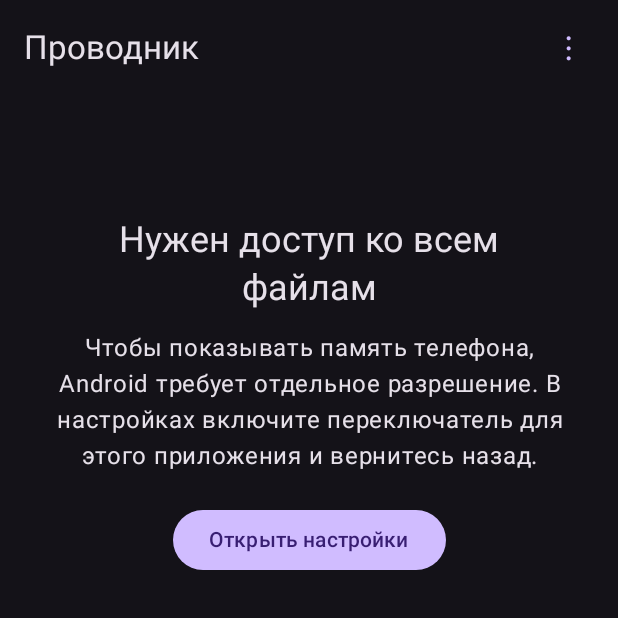
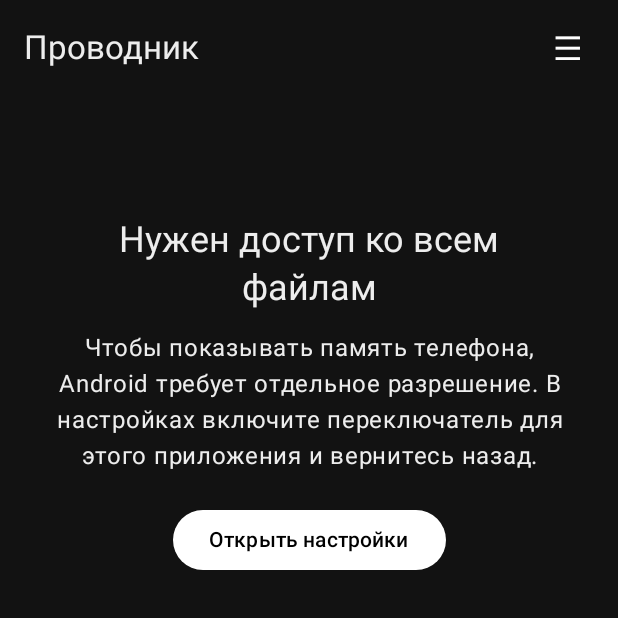
Before and after one commit to kakazalia44/vaultapp, an Android app built with Jetpack Compose: the screen it shows after launch (MainActivity), on a phone screen of 412 x 824 dp, the top half of it. Run offline under Robolectric (Android 15) with nearby library versions, the phone set to English and light mode, and no system bars; libraries missing offline, so code that uses them is left out: coil.decode; 2 statements that could not run were skipped.

Commit message:
Белый акцент вместо сиреневого, значок ☰ вместо ⋮ [skip ci]
Co-Authored-By: Claude Sonnet 5.5 <noreply@anthropic.com>
Claude-Session: https://claude.ai/code/session_01Qe9cRVeBx2DvswSYTLu6Px

```diff
--- a/app/src/main/java/com/example/vault/MainActivity.kt
+++ b/app/src/main/java/com/example/vault/MainActivity.kt
@@ -15,6 +15,40 @@ import androidx.compose.runtime.getValue
 import androidx.compose.runtime.mutableStateOf
 import androidx.compose.runtime.setValue
 import androidx.compose.ui.Modifier
+import androidx.compose.ui.graphics.Color
+
+// Тёмная тема с белым акцентом вместо стандартного сиреневого
+private val whiteDarkScheme = darkColorScheme(
+    primary = Color.White,
+    onPrimary = Color.Black,
+    primaryContainer = Color(0xFF3A3A3A),
+    onPrimaryContainer = Color.White,
+    inversePrimary = Color(0xFF424242),
+    secondary = Color(0xFFE0E0E0),
+    onSecondary = Color.Black,
+    secondaryContainer = Color(0xFF3A3A3A),
+    onSecondaryContainer = Color.White,
+    tertiary = Color(0xFFE0E0E0),
+    onTertiary = Color.Black,
+    tertiaryContainer = Color(0xFF3A3A3A),
+    onTertiaryContainer = Color.White,
+    background = Color(0xFF121212),
+    onBackground = Color(0xFFEDEDED),
+    surface = Color(0xFF121212),
+    onSurface = Color(0xFFEDEDED),
+    surfaceVariant = Color(0xFF2A2A2A),
+    onSurfaceVariant = Color(0xFFBDBDBD),
+    surfaceTint = Color.White,
+    outline = Color(0xFF8A8A8A),
+    outlineVariant = Color(0xFF444444),
+    surfaceDim = Color(0xFF121212),
+    surfaceBright = Color(0xFF3A3A3A),
+    surfaceContainerLowest = Color(0xFF0E0E0E),
+    surfaceContainerLow = Color(0xFF1A1A1A),
+    surfaceContainer = Color(0xFF1E1E1E),
+    surfaceContainerHigh = Color(0xFF282828),
+    surfaceContainerHighest = Color(0xFF333333)
+)
 
 class MainActivity : ComponentActivity() {
 
@@ -26,7 +60,7 @@ class MainActivity : ComponentActivity() {
         FtpState.load(this)
 
         setContent {
-            MaterialTheme(colorScheme = darkColorScheme()) {
+            MaterialTheme(colorScheme = whiteDarkScheme) {
                 Surface(modifier = Modifier.fillMaxSize()) {
                     ExplorerScreen(
                         inVault = vaultOpen,
--- a/app/src/main/java/com/example/vault/Ui.kt
+++ b/app/src/main/java/com/example/vault/Ui.kt
@@ -393,7 +393,7 @@ fun ExplorerScreen(
                     },
                     actions = {
                         Box {
-                            TextButton(onClick = { menuOpen = true }) { Text("⋮", fontSize = 22.sp) }
+                            TextButton(onClick = { menuOpen = true }) { Text("☰", fontSize = 22.sp) }
                             DropdownMenu(expanded = menuOpen, onDismissRequest = { menuOpen = false }) {
                                 if (selected.isEmpty()) {
                                     if (showList && (!inVault || vaultTab == 0)) {
@@ -750,7 +750,7 @@ fun FileRow(
     Row(
         Modifier
             .fillMaxWidth()
-            .background(if (selected) Color(0x556650A4) else Color.Transparent)
+            .background(if (selected) Color(0x33FFFFFF) else Color.Transparent)
             .combinedClickable(onClick = onClick, onLongClick = onLongClick)
             .padding(horizontal = 12.dp, vertical = 6.dp),
         verticalAlignment = Alignment.CenterVertically
@@ -1174,9 +1174,9 @@ fun Thumb(f: File, loader: ImageLoader, selected: Boolean, modifier: Modifier, f
             Box(
                 Modifier
                     .fillMaxSize()
-                    .background(Color(0x886650A4)),
+                    .background(Color(0x66FFFFFF)),
                 contentAlignment = Alignment.Center
-            ) { Text("✓", color = Color.White, fontSize = 28.sp) }
+            ) { Text("✓", color = Color.Black, fontSize = 28.sp) }
         }
     }
 }
```
